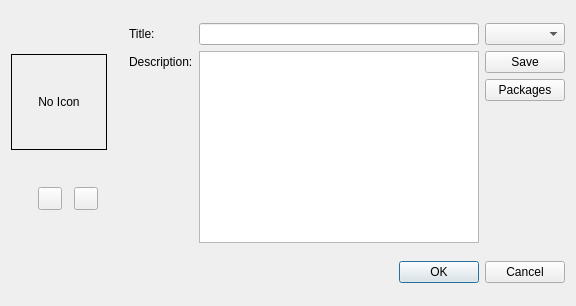
Above: kde/pardusman/gui/ui/packagecollection.ui from pars-linux/uludag before the change. Below: the same form after it.
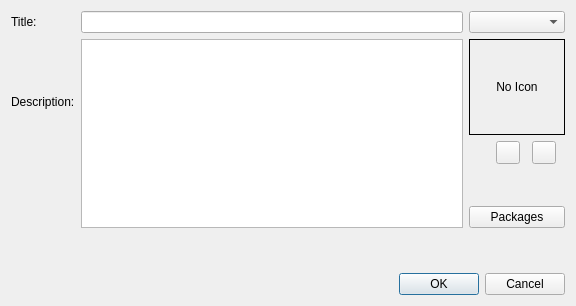
That is the form after the change. Icons and pictures are not drawn.

```diff
--- a/kde/pardusman/gui/ui/packagecollection.ui
+++ b/kde/pardusman/gui/ui/packagecollection.ui
@@ -14,7 +14,57 @@
    <string>Dialog</string>
   </property>
   <layout class="QGridLayout" name="gridLayout_2">
+   <item row="1" column="1">
+    <widget class="QDialogButtonBox" name="buttonBox">
+     <property name="orientation">
+      <enum>Qt::Horizontal</enum>
+     </property>
+     <property name="standardButtons">
+      <set>QDialogButtonBox::Cancel|QDialogButtonBox::Ok</set>
+     </property>
+    </widget>
+   </item>
+   <item row="0" column="1">
+    <layout class="QGridLayout" name="gridLayout">
    <item row="0" column="0">
+      <widget class="QLabel" name="titleLabel">
+       <property name="sizePolicy">
+        <sizepolicy hsizetype="Fixed" vsizetype="Preferred">
+         <horstretch>0</horstretch>
+         <verstretch>0</verstretch>
+        </sizepolicy>
+       </property>
+       <property name="text">
+        <string>Title:</string>
+       </property>
+       <property name="buddy">
+        <cstring>titleText</cstring>
+       </property>
+      </widget>
+     </item>
+     <item row="0" column="1">
+      <widget class="QLineEdit" name="titleText"/>
+     </item>
+     <item row="1" column="1" rowspan="5">
+      <widget class="QTextEdit" name="descriptionText"/>
+     </item>
+     <item row="1" column="0">
+      <widget class="QLabel" name="descriptionLabel">
+       <property name="sizePolicy">
+        <sizepolicy hsizetype="Fixed" vsizetype="Preferred">
+         <horstretch>0</horstretch>
+         <verstretch>0</verstretch>
+        </sizepolicy>
+       </property>
+       <property name="text">
+        <string>Description:</string>
+       </property>
+      </widget>
+     </item>
+     <item row="0" column="2">
+      <widget class="QComboBox" name="languagesCombo"/>
+     </item>
+     <item row="1" column="2">
     <layout class="QVBoxLayout">
      <item>
       <widget class="QLabel" name="icon">
@@ -106,99 +156,28 @@
      </item>
     </layout>
    </item>
-   <item row="0" column="1">
-    <spacer name="spacer">
+     <item row="6" column="1">
+      <spacer name="verticalSpacer">
      <property name="orientation">
-      <enum>Qt::Horizontal</enum>
-     </property>
-     <property name="sizeType">
-      <enum>QSizePolicy::Minimum</enum>
+        <enum>Qt::Vertical</enum>
      </property>
      <property name="sizeHint" stdset="0">
       <size>
-       <width>16</width>
-       <height>130</height>
+         <width>20</width>
+         <height>40</height>
       </size>
      </property>
     </spacer>
    </item>
-   <item row="0" column="2">
-    <layout class="QGridLayout" name="gridLayout">
-     <item row="0" column="0">
-      <widget class="QLabel" name="titleLabel">
-       <property name="sizePolicy">
-        <sizepolicy hsizetype="Fixed" vsizetype="Preferred">
-         <horstretch>0</horstretch>
-         <verstretch>0</verstretch>
-        </sizepolicy>
-       </property>
-       <property name="text">
-        <string>Title:</string>
-       </property>
-       <property name="buddy">
-        <cstring>titleText</cstring>
-       </property>
-      </widget>
-     </item>
-     <item row="0" column="1">
-      <widget class="QLineEdit" name="titleText"/>
-     </item>
-     <item row="1" column="1" rowspan="4">
-      <widget class="QTextEdit" name="descriptionText"/>
-     </item>
-     <item row="1" column="0">
-      <widget class="QLabel" name="descriptionLabel">
-       <property name="sizePolicy">
-        <sizepolicy hsizetype="Fixed" vsizetype="Preferred">
-         <horstretch>0</horstretch>
-         <verstretch>0</verstretch>
-        </sizepolicy>
-       </property>
-       <property name="text">
-        <string>Description:</string>
-       </property>
-      </widget>
-     </item>
-     <item row="1" column="2">
-      <widget class="QPushButton" name="saveButton">
-       <property name="text">
-        <string>Save</string>
-       </property>
-       <property name="icon">
-        <iconset resource="raw.qrc">
-         <normaloff>:/raw/pics/document-save.png</normaloff>:/raw/pics/document-save.png</iconset>
-       </property>
-      </widget>
-     </item>
-     <item row="0" column="2">
-      <widget class="QComboBox" name="languagesCombo"/>
-     </item>
-     <item row="2" column="2">
+     <item row="5" column="2">
       <widget class="QPushButton" name="packagesButton">
        <property name="text">
         <string>Packages</string>
        </property>
       </widget>
      </item>
-     <item row="3" column="2">
-      <widget class="QLabel" name="packagesLabel">
-       <property name="text">
-        <string/>
-       </property>
-      </widget>
-     </item>
     </layout>
    </item>
-   <item row="1" column="2">
-    <widget class="QDialogButtonBox" name="buttonBox">
-     <property name="orientation">
-      <enum>Qt::Horizontal</enum>
-     </property>
-     <property name="standardButtons">
-      <set>QDialogButtonBox::Cancel|QDialogButtonBox::Ok</set>
-     </property>
-    </widget>
-   </item>
   </layout>
  </widget>
  <resources>
```
Left out of the diff: 35 changed lines with no effect on the pictures. Lines whose indentation alone changed are shown as unchanged.
